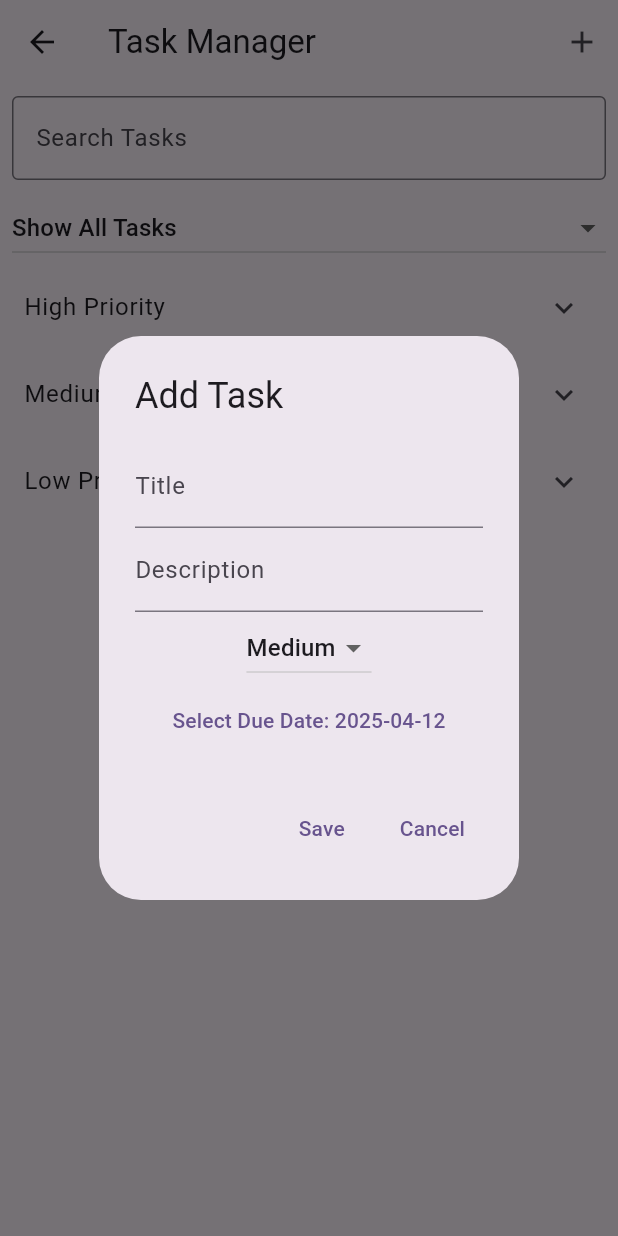
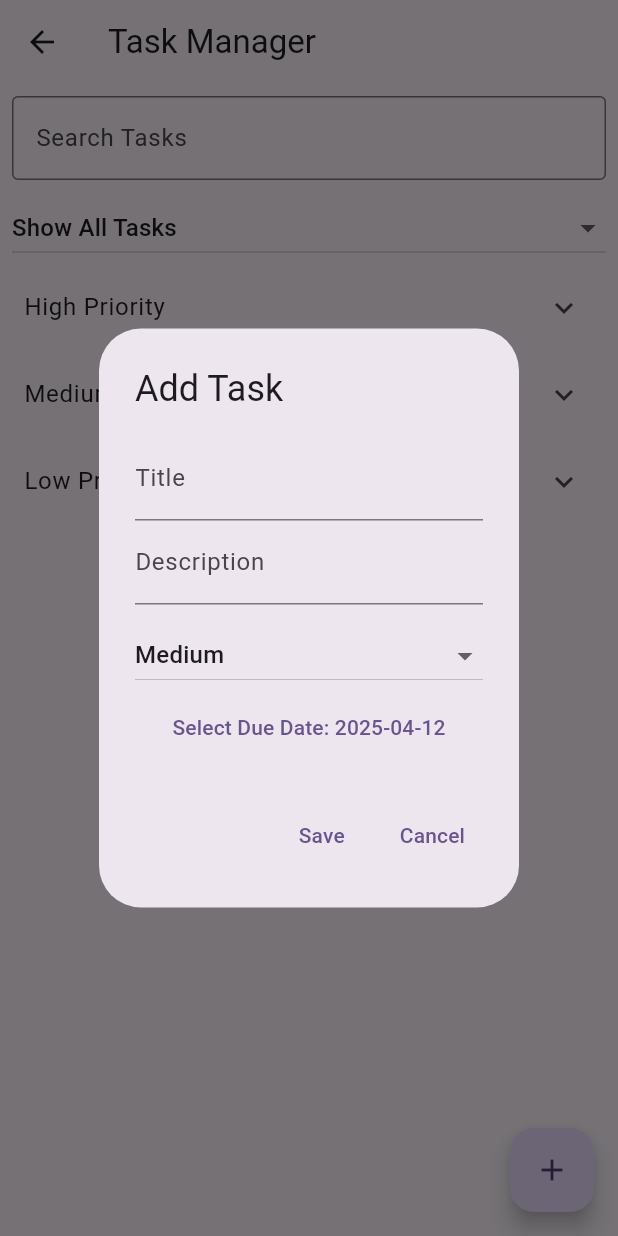
Before and after one commit to YummyFrog/Capstone-II-Appademics, a Flutter app: the TaskPage screen opened directly, after a tap on the "add" icon, on a phone screen of 412 x 824 dp. Run offline on Flutter 3.47's test engine with Material 3 defaults, Android fonts, the phone set to English and light mode, and no system bars; our stand-ins replace permission_handler, sqflite, sqflite_common_ffi, table_calendar; missing offline and left inert: qr_code_scanner; accounts and stored records are empty.

Commit message:
Update task_manager_screen.dart

```diff
--- a/lib/task_manager_screen.dart
+++ b/lib/task_manager_screen.dart
@@ -36,19 +36,23 @@ class _TaskPageState extends State<TaskPage> {
 
     showDialog(
       context: context,
-      builder: (_) => AlertDialog(
+      builder: (_) => StatefulBuilder(
+        builder: (context, setStateDialog) => AlertDialog(
           title: Text(task == null ? 'Add Task' : 'Edit Task'),
-        content: Column(
+          content: SingleChildScrollView(
+            child: Column(
               mainAxisSize: MainAxisSize.min,
               children: [
                 TextField(controller: titleController, decoration: const InputDecoration(labelText: 'Title')),
                 TextField(controller: descController, decoration: const InputDecoration(labelText: 'Description')),
+                const SizedBox(height: 10),
                 DropdownButton<String>(
                   value: priority,
+                  isExpanded: true,
                   items: ['High', 'Medium', 'Low'].map((String value) {
                     return DropdownMenuItem<String>(value: value, child: Text(value));
                   }).toList(),
-              onChanged: (val) => setState(() => priority = val!),
+                  onChanged: (val) => setStateDialog(() => priority = val!),
                 ),
                 TextButton(
                   child: Text('Select Due Date: ${DateFormat('yyyy-MM-dd').format(dueDate)}'),
@@ -59,14 +63,16 @@ class _TaskPageState extends State<TaskPage> {
                       firstDate: DateTime(2000),
                       lastDate: DateTime(2100),
                     );
-                if (picked != null) setState(() => dueDate = picked);
+                    if (picked != null) setStateDialog(() => dueDate = picked);
                   },
                 ),
               ],
             ),
+          ),
           actions: [
             TextButton(
               onPressed: () async {
+                if (titleController.text.trim().isEmpty) return;
                 if (task == null) {
                   await _dbHelper.insertTask({
                     'title': titleController.text,
@@ -94,6 +100,7 @@ class _TaskPageState extends State<TaskPage> {
               child: const Text('Cancel'),
             ),
           ],
+        ),
       ),
     );
   }
@@ -130,12 +137,10 @@ class _TaskPageState extends State<TaskPage> {
     return Scaffold(
       appBar: AppBar(
         title: const Text('Task Manager'),
-        actions: [
-          IconButton(
-            icon: const Icon(Icons.add),
+      ),
+      floatingActionButton: FloatingActionButton(
         onPressed: () => _showTaskDialog(),
-          ),
-        ],
+        child: const Icon(Icons.add),
       ),
       body: Column(
         children: [
@@ -191,13 +196,19 @@ class _TaskPageState extends State<TaskPage> {
                       trailing: Wrap(
                         spacing: 12,
                         children: [
-                          IconButton(
+                          Tooltip(
+                            message: 'Edit Task',
+                            child: IconButton(
                               icon: const Icon(Icons.edit, color: Colors.blue),
                               onPressed: () => _showTaskDialog(task: task),
                             ),
-                          IconButton(
+                          ),
+                          Tooltip(
+                            message: 'Delete Task',
+                            child: IconButton(
                               icon: const Icon(Icons.delete, color: Colors.red),
                               onPressed: () => _deleteTask(task['id']),
+                            ),
                           ),
                         ],
                       ),
```
Lines whose indentation alone changed are shown as unchanged.
